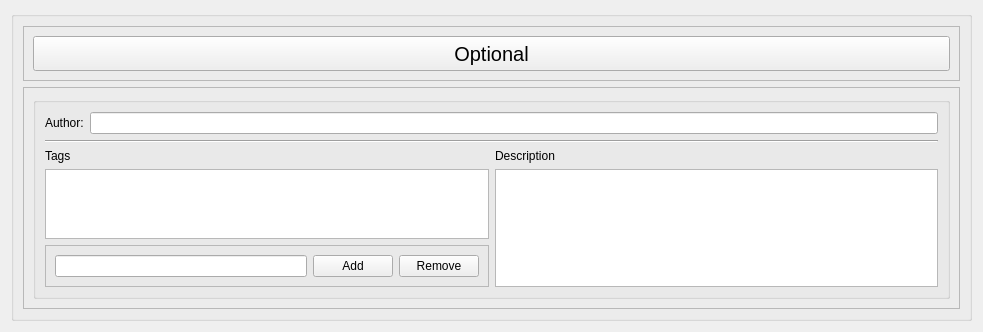
andremmvgabriel/MyCookingBook, file widgets/designs/OptionalDataWidget.ui: the form before one commit.
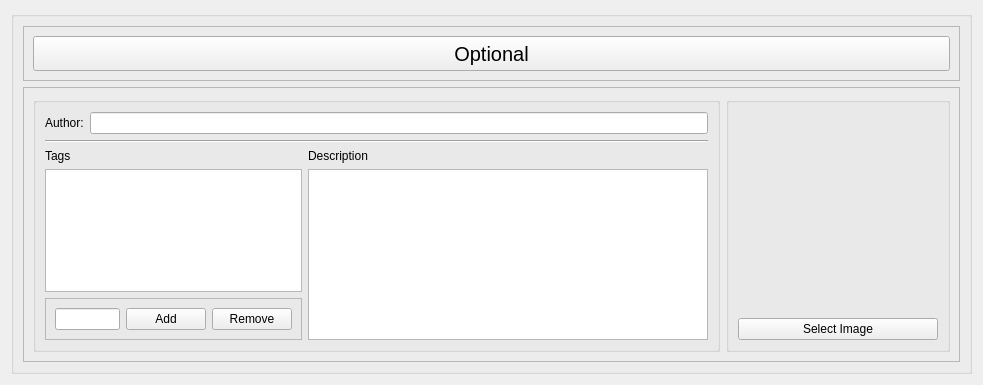
The form after the commit.

Commit message: Added image methods. Still incomplete.

```diff
--- a/widgets/designs/OptionalDataWidget.ui
+++ b/widgets/designs/OptionalDataWidget.ui
@@ -7,7 +7,7 @@
     <x>0</x>
     <y>0</y>
     <width>983</width>
-    <height>321</height>
+    <height>368</height>
    </rect>
   </property>
   <property name="windowTitle">
@@ -64,7 +64,7 @@
         <property name="frameShadow">
          <enum>QFrame::Raised</enum>
         </property>
-        <layout class="QVBoxLayout" name="verticalLayout_7">
+        <layout class="QHBoxLayout" name="horizontalLayout_2">
          <item>
           <widget class="QGroupBox" name="contentOptional">
            <property name="title">
@@ -175,6 +175,47 @@
            </layout>
           </widget>
          </item>
+         <item>
+          <widget class="QGroupBox" name="groupBox_2">
+           <property name="title">
+            <string/>
+           </property>
+           <layout class="QVBoxLayout" name="verticalLayout_7">
+            <item>
+             <widget class="QLabel" name="labelImage">
+              <property name="minimumSize">
+               <size>
+                <width>200</width>
+                <height>200</height>
+               </size>
+              </property>
+              <property name="maximumSize">
+               <size>
+                <width>200</width>
+                <height>200</height>
+               </size>
+              </property>
+              <property name="text">
+               <string/>
+              </property>
+              <property name="scaledContents">
+               <bool>true</bool>
+              </property>
+              <property name="alignment">
+               <set>Qt::AlignCenter</set>
+              </property>
+             </widget>
+            </item>
+            <item>
+             <widget class="QPushButton" name="buttonSelectImage">
+              <property name="text">
+               <string>Select Image</string>
+              </property>
+             </widget>
+            </item>
+           </layout>
+          </widget>
+         </item>
         </layout>
        </widget>
       </item>
```
The commit also changes 3 other files.
